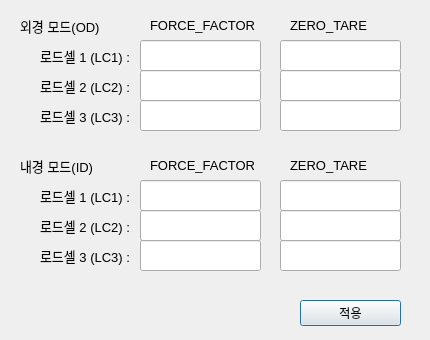
byeonatt/CoREP24_Team5, file pc_app/windows/calibration/calibration.ui: the form before one commit.
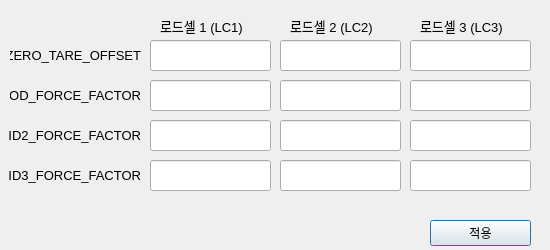
The form after the commit.

Diff of the .ui file:
```diff
--- a/pc_app/windows/calibration/calibration.ui
+++ b/pc_app/windows/calibration/calibration.ui
@@ -6,8 +6,8 @@
    <rect>
     <x>0</x>
     <y>0</y>
-    <width>430</width>
-    <height>340</height>
+    <width>550</width>
+    <height>250</height>
    </rect>
   </property>
   <property name="windowTitle">
@@ -16,9 +16,9 @@
   <widget class="QLabel" name="lblCom">
    <property name="geometry">
     <rect>
-     <x>20</x>
-     <y>10</y>
-     <width>91</width>
+     <x>10</x>
+     <y>40</y>
+     <width>131</width>
      <height>31</height>
     </rect>
    </property>
@@ -28,17 +28,17 @@
     </font>
    </property>
    <property name="text">
-    <string>외경 모드(OD)</string>
+    <string>ZERO_TARE_OFFSET</string>
    </property>
    <property name="alignment">
-    <set>Qt::AlignmentFlag::AlignLeading|Qt::AlignmentFlag::AlignLeft|Qt::AlignmentFlag::AlignVCenter</set>
+    <set>Qt::AlignmentFlag::AlignRight|Qt::AlignmentFlag::AlignTrailing|Qt::AlignmentFlag::AlignVCenter</set>
    </property>
   </widget>
   <widget class="QLabel" name="lblCom_2">
    <property name="geometry">
     <rect>
-     <x>40</x>
-     <y>40</y>
+     <x>160</x>
+     <y>10</y>
      <width>111</width>
      <height>31</height>
     </rect>
@@ -49,7 +49,7 @@
     </font>
    </property>
    <property name="text">
-    <string>로드셀 1 (LC1) :</string>
+    <string>로드셀 1 (LC1)</string>
    </property>
    <property name="alignment">
     <set>Qt::AlignmentFlag::AlignLeading|Qt::AlignmentFlag::AlignLeft|Qt::AlignmentFlag::AlignVCenter</set>
@@ -58,8 +58,8 @@
   <widget class="QPushButton" name="applyButton">
    <property name="geometry">
     <rect>
-     <x>300</x>
-     <y>300</y>
+     <x>430</x>
+     <y>220</y>
      <width>101</width>
      <height>26</height>
     </rect>
@@ -71,9 +71,9 @@
   <widget class="QLabel" name="lblCom_9">
    <property name="geometry">
     <rect>
-     <x>150</x>
-     <y>10</y>
-     <width>111</width>
+     <x>10</x>
+     <y>80</y>
+     <width>131</width>
      <height>31</height>
     </rect>
    </property>
@@ -83,17 +83,17 @@
     </font>
    </property>
    <property name="text">
-    <string>FORCE_FACTOR</string>
+    <string>OD_FORCE_FACTOR</string>
    </property>
    <property name="alignment">
-    <set>Qt::AlignmentFlag::AlignLeading|Qt::AlignmentFlag::AlignLeft|Qt::AlignmentFlag::AlignVCenter</set>
+    <set>Qt::AlignmentFlag::AlignRight|Qt::AlignmentFlag::AlignTrailing|Qt::AlignmentFlag::AlignVCenter</set>
    </property>
   </widget>
   <widget class="QLineEdit" name="txtODLC1Factor">
    <property name="geometry">
     <rect>
-     <x>140</x>
-     <y>40</y>
+     <x>150</x>
+     <y>80</y>
      <width>121</width>
      <height>31</height>
     </rect>
@@ -105,8 +105,8 @@
   <widget class="QLineEdit" name="txtODLC2Factor">
    <property name="geometry">
     <rect>
-     <x>140</x>
-     <y>70</y>
+     <x>280</x>
+     <y>80</y>
      <width>121</width>
      <height>31</height>
     </rect>
@@ -118,8 +118,8 @@
   <widget class="QLineEdit" name="txtODLC3Factor">
    <property name="geometry">
     <rect>
-     <x>140</x>
-     <y>100</y>
+     <x>410</x>
+     <y>80</y>
      <width>121</width>
      <height>31</height>
     </rect>
@@ -131,8 +131,8 @@
   <widget class="QLabel" name="lblCom_10">
    <property name="geometry">
     <rect>
-     <x>40</x>
-     <y>70</y>
+     <x>290</x>
+     <y>10</y>
      <width>111</width>
      <height>31</height>
     </rect>
@@ -143,7 +143,7 @@
     </font>
    </property>
    <property name="text">
-    <string>로드셀 2 (LC2) :</string>
+    <string>로드셀 2 (LC2)</string>
    </property>
    <property name="alignment">
     <set>Qt::AlignmentFlag::AlignLeading|Qt::AlignmentFlag::AlignLeft|Qt::AlignmentFlag::AlignVCenter</set>
@@ -152,151 +152,7 @@
   <widget class="QLabel" name="lblCom_11">
    <property name="geometry">
     <rect>
-     <x>40</x>
-     <y>100</y>
-     <width>111</width>
-     <height>31</height>
-    </rect>
-   </property>
-   <property name="font">
-    <font>
-     <pointsize>10</pointsize>
-    </font>
-   </property>
-   <property name="text">
-    <string>로드셀 3 (LC3) :</string>
-   </property>
-   <property name="alignment">
-    <set>Qt::AlignmentFlag::AlignLeading|Qt::AlignmentFlag::AlignLeft|Qt::AlignmentFlag::AlignVCenter</set>
-   </property>
-  </widget>
-  <widget class="QLineEdit" name="txtIDLC3Factor">
-   <property name="geometry">
-    <rect>
-     <x>140</x>
-     <y>240</y>
-     <width>121</width>
-     <height>31</height>
-    </rect>
-   </property>
-   <property name="text">
-    <string/>
-   </property>
-  </widget>
-  <widget class="QLabel" name="lblCom_3">
-   <property name="geometry">
-    <rect>
-     <x>40</x>
-     <y>180</y>
-     <width>111</width>
-     <height>31</height>
-    </rect>
-   </property>
-   <property name="font">
-    <font>
-     <pointsize>10</pointsize>
-    </font>
-   </property>
-   <property name="text">
-    <string>로드셀 1 (LC1) :</string>
-   </property>
-   <property name="alignment">
-    <set>Qt::AlignmentFlag::AlignLeading|Qt::AlignmentFlag::AlignLeft|Qt::AlignmentFlag::AlignVCenter</set>
-   </property>
-  </widget>
-  <widget class="QLineEdit" name="txtIDLC1Factor">
-   <property name="geometry">
-    <rect>
-     <x>140</x>
-     <y>180</y>
-     <width>121</width>
-     <height>31</height>
-    </rect>
-   </property>
-   <property name="text">
-    <string/>
-   </property>
-  </widget>
-  <widget class="QLabel" name="lblCom_12">
-   <property name="geometry">
-    <rect>
-     <x>40</x>
-     <y>210</y>
-     <width>111</width>
-     <height>31</height>
-    </rect>
-   </property>
-   <property name="font">
-    <font>
-     <pointsize>10</pointsize>
-    </font>
-   </property>
-   <property name="text">
-    <string>로드셀 2 (LC2) :</string>
-   </property>
-   <property name="alignment">
-    <set>Qt::AlignmentFlag::AlignLeading|Qt::AlignmentFlag::AlignLeft|Qt::AlignmentFlag::AlignVCenter</set>
-   </property>
-  </widget>
-  <widget class="QLineEdit" name="txtIDLC2Factor">
-   <property name="geometry">
-    <rect>
-     <x>140</x>
-     <y>210</y>
-     <width>121</width>
-     <height>31</height>
-    </rect>
-   </property>
-   <property name="text">
-    <string/>
-   </property>
-  </widget>
-  <widget class="QLabel" name="lblCom_13">
-   <property name="geometry">
-    <rect>
-     <x>40</x>
-     <y>240</y>
-     <width>111</width>
-     <height>31</height>
-    </rect>
-   </property>
-   <property name="font">
-    <font>
-     <pointsize>10</pointsize>
-    </font>
-   </property>
-   <property name="text">
-    <string>로드셀 3 (LC3) :</string>
-   </property>
-   <property name="alignment">
-    <set>Qt::AlignmentFlag::AlignLeading|Qt::AlignmentFlag::AlignLeft|Qt::AlignmentFlag::AlignVCenter</set>
-   </property>
-  </widget>
-  <widget class="QLabel" name="lblCom_4">
-   <property name="geometry">
-    <rect>
-     <x>20</x>
-     <y>150</y>
-     <width>91</width>
-     <height>31</height>
-    </rect>
-   </property>
-   <property name="font">
-    <font>
-     <pointsize>10</pointsize>
-    </font>
-   </property>
-   <property name="text">
-    <string>내경 모드(ID)</string>
-   </property>
-   <property name="alignment">
-    <set>Qt::AlignmentFlag::AlignLeading|Qt::AlignmentFlag::AlignLeft|Qt::AlignmentFlag::AlignVCenter</set>
-   </property>
-  </widget>
-  <widget class="QLabel" name="lblCom_14">
-   <property name="geometry">
-    <rect>
-     <x>290</x>
+     <x>420</x>
      <y>10</y>
      <width>111</width>
      <height>31</height>
@@ -308,7 +164,7 @@
     </font>
    </property>
    <property name="text">
-    <string>ZERO_TARE</string>
+    <string>로드셀 3 (LC3)</string>
    </property>
    <property name="alignment">
     <set>Qt::AlignmentFlag::AlignLeading|Qt::AlignmentFlag::AlignLeft|Qt::AlignmentFlag::AlignVCenter</set>
@@ -317,7 +173,46 @@
   <widget class="QLineEdit" name="txtODLC1Tare">
    <property name="geometry">
     <rect>
+     <x>410</x>
+     <y>120</y>
+     <width>121</width>
+     <height>31</height>
+    </rect>
+   </property>
+   <property name="text">
+    <string/>
+   </property>
+  </widget>
+  <widget class="QLineEdit" name="txtLC1ID2Factor">
+   <property name="geometry">
+    <rect>
+     <x>150</x>
+     <y>120</y>
+     <width>121</width>
+     <height>31</height>
+    </rect>
+   </property>
+   <property name="text">
+    <string/>
+   </property>
+  </widget>
+  <widget class="QLineEdit" name="txtLC2ID2Factor">
+   <property name="geometry">
+    <rect>
      <x>280</x>
+     <y>120</y>
+     <width>121</width>
+     <height>31</height>
+    </rect>
+   </property>
+   <property name="text">
+    <string/>
+   </property>
+  </widget>
+  <widget class="QLineEdit" name="txtLC1Tare">
+   <property name="geometry">
+    <rect>
+     <x>150</x>
      <y>40</y>
      <width>121</width>
      <height>31</height>
@@ -331,7 +226,7 @@
    <property name="geometry">
     <rect>
      <x>280</x>
-     <y>70</y>
+     <y>40</y>
      <width>121</width>
      <height>31</height>
     </rect>
@@ -343,8 +238,8 @@
   <widget class="QLineEdit" name="txtODLC3Tare">
    <property name="geometry">
     <rect>
-     <x>280</x>
-     <y>100</y>
+     <x>410</x>
+     <y>40</y>
      <width>121</width>
      <height>31</height>
     </rect>
@@ -356,8 +251,8 @@
   <widget class="QLineEdit" name="txtIDLC1Tare">
    <property name="geometry">
     <rect>
-     <x>280</x>
-     <y>180</y>
+     <x>150</x>
+     <y>160</y>
      <width>121</width>
      <height>31</height>
     </rect>
@@ -370,7 +265,7 @@
    <property name="geometry">
     <rect>
      <x>280</x>
-     <y>210</y>
+     <y>160</y>
      <width>121</width>
      <height>31</height>
     </rect>
@@ -382,8 +277,8 @@
   <widget class="QLineEdit" name="txtIDLC3Tare">
    <property name="geometry">
     <rect>
-     <x>280</x>
-     <y>240</y>
+     <x>410</x>
+     <y>160</y>
      <width>121</width>
      <height>31</height>
     </rect>
@@ -395,9 +290,9 @@
   <widget class="QLabel" name="lblCom_15">
    <property name="geometry">
     <rect>
-     <x>290</x>
-     <y>150</y>
-     <width>111</width>
+     <x>0</x>
+     <y>160</y>
+     <width>141</width>
      <height>31</height>
     </rect>
    </property>
@@ -407,18 +302,18 @@
     </font>
    </property>
    <property name="text">
-    <string>ZERO_TARE</string>
+    <string>ID3_FORCE_FACTOR</string>
    </property>
    <property name="alignment">
-    <set>Qt::AlignmentFlag::AlignLeading|Qt::AlignmentFlag::AlignLeft|Qt::AlignmentFlag::AlignVCenter</set>
+    <set>Qt::AlignmentFlag::AlignRight|Qt::AlignmentFlag::AlignTrailing|Qt::AlignmentFlag::AlignVCenter</set>
    </property>
   </widget>
   <widget class="QLabel" name="lblCom_16">
    <property name="geometry">
     <rect>
-     <x>150</x>
-     <y>150</y>
-     <width>111</width>
+     <x>0</x>
+     <y>120</y>
+     <width>141</width>
      <height>31</height>
     </rect>
    </property>
@@ -428,10 +323,10 @@
     </font>
    </property>
    <property name="text">
-    <string>FORCE_FACTOR</string>
+    <string>ID2_FORCE_FACTOR</string>
    </property>
    <property name="alignment">
-    <set>Qt::AlignmentFlag::AlignLeading|Qt::AlignmentFlag::AlignLeft|Qt::AlignmentFlag::AlignVCenter</set>
+    <set>Qt::AlignmentFlag::AlignRight|Qt::AlignmentFlag::AlignTrailing|Qt::AlignmentFlag::AlignVCenter</set>
    </property>
   </widget>
  </widget>
```
Left out of the diff: 20 changed lines with no effect on the pictures.
